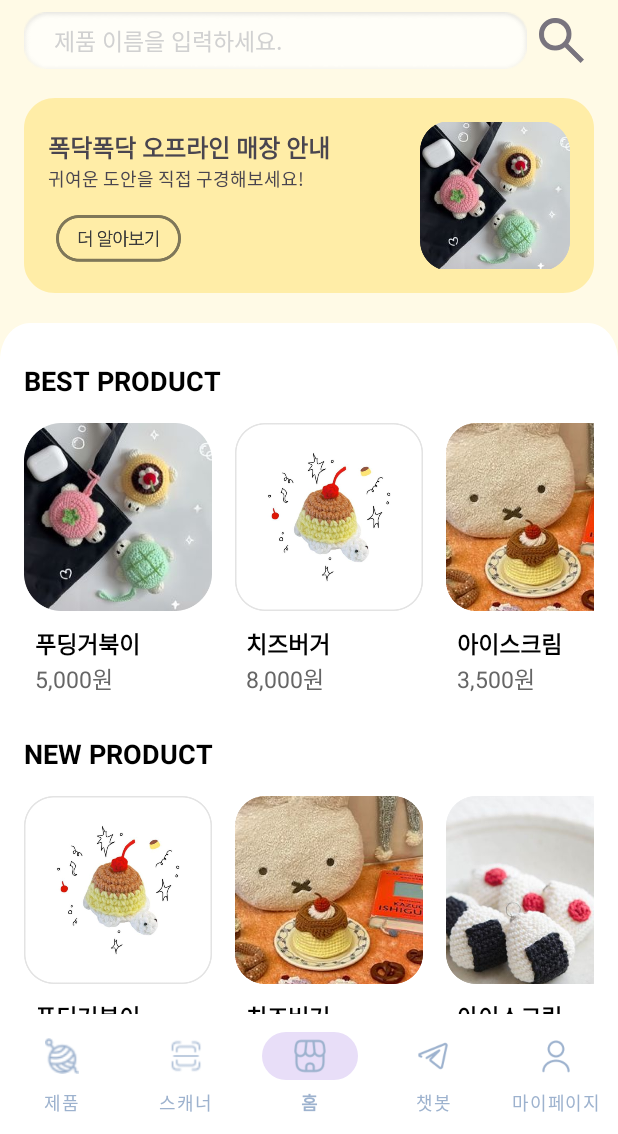
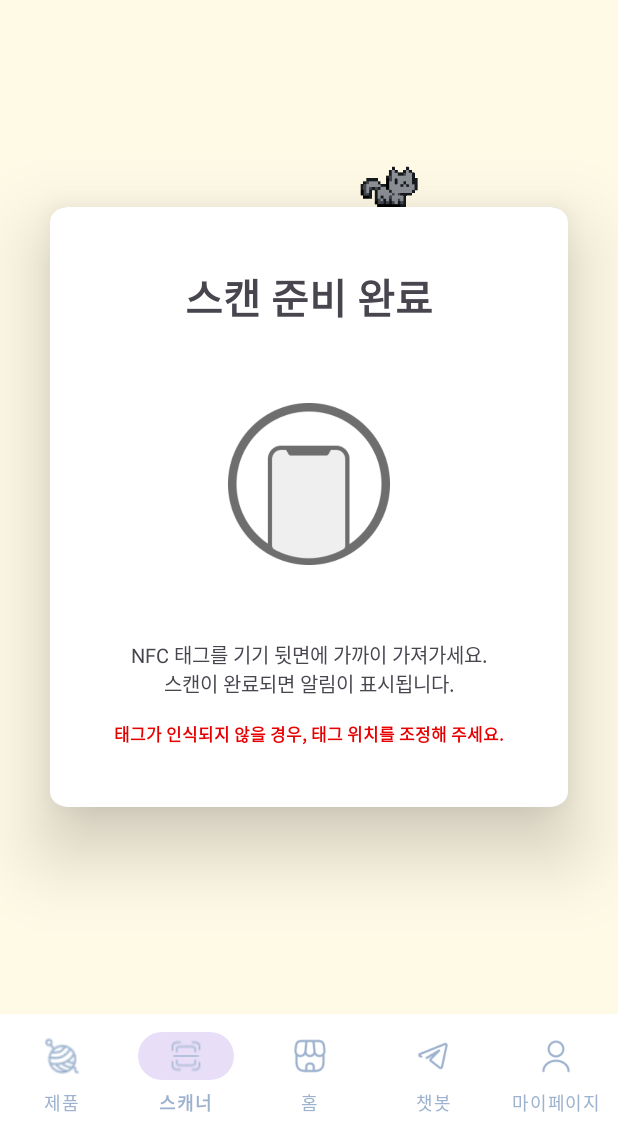
Before and after one commit to zuhugirlfuran/PogDagPogDag, an Android app: the MainActivity screen opened directly, with no data from a screen before it, item 2 of the bottom bar chosen, on a phone screen of 412 x 824 dp, the part 102-1236 px from its top. Run offline under Robolectric (Android 15) with nearby library versions, the light colour scheme and no system bars.

Commit message:
Scanner UI 구현

```diff
--- a/snuggle_final_app/app/build.gradle.kts
+++ b/snuggle_final_app/app/build.gradle.kts
@@ -57,4 +57,7 @@ dependencies {
     // Glide
     implementation("com.github.bumptech.glide:glide:4.11.0")
     annotationProcessor("com.github.bumptech.glide:compiler:4.11.0")
+
+    implementation("pl.droidsonroids.gif:android-gif-drawable:1.2.25")
+
 }
--- a/snuggle_final_app/app/src/main/AndroidManifest.xml
+++ b/snuggle_final_app/app/src/main/AndroidManifest.xml
@@ -1,6 +1,9 @@
 <?xml version="1.0" encoding="utf-8"?>
 <manifest xmlns:android="http://schemas.android.com/apk/res/android"
     xmlns:tools="http://schemas.android.com/tools">
+
+    <uses-permission android:name="android.permission.INTERNET" />
+
 
     <application
         android:allowBackup="true"
--- a/snuggle_final_app/app/src/main/java/com/ssafy/snuggle_final_app/MainActivity.kt
+++ b/snuggle_final_app/app/src/main/java/com/ssafy/snuggle_final_app/MainActivity.kt
@@ -6,9 +6,11 @@ import android.os.Bundle
 import android.widget.ImageButton
 import android.widget.Toast
 import androidx.appcompat.app.AppCompatActivity
+import androidx.fragment.app.Fragment
 import com.ssafy.snuggle_final_app.databinding.ActivityMainBinding
 import com.ssafy.snuggle_final_app.main.MainFragment
 import com.ssafy.snuggle_final_app.main.NotificationActivity
+import com.ssafy.snuggle_final_app.scanner.ScannerFragment
 
 class MainActivity : AppCompatActivity() {
     private lateinit var binding: ActivityMainBinding
@@ -34,6 +36,11 @@ class MainActivity : AppCompatActivity() {
                     true
                 }
 
+                R.id.scanner -> {
+                    replaceFragment(ScannerFragment())
+                    true
+                }
+
                 else -> false
             }
         }
@@ -53,9 +60,15 @@ class MainActivity : AppCompatActivity() {
 
 
     // 프래그먼트 교체 함수
-    private fun replaceFragment(mainFragment: MainFragment) {
+    public fun replaceFragment(mainFragment: Fragment) {
         supportFragmentManager.beginTransaction()
             .replace(R.id.main_frameLayout, mainFragment)
             .commit()
+
+//        if (fragment is HideBottomNavFragment) {
+//            bottomNavigationView.visibility = View.GONE
+//        } else {
+//            bottomNavigationView.visibility = View.VISIBLE
+//        }
     }
 }
--- /dev/null
+++ b/snuggle_final_app/app/src/main/java/com/ssafy/snuggle_final_app/scanner/ScannerFragment.kt
@@ -0,0 +1,41 @@
+package com.ssafy.snuggle_final_app.scanner
+
+import android.os.Bundle
+import android.view.LayoutInflater
+import android.view.View
+import android.view.ViewGroup
+import androidx.fragment.app.Fragment
+import com.ssafy.snuggle_final_app.R
+import com.ssafy.snuggle_final_app.databinding.FragmentScannerBinding
+
+
+class ScannerFragment : Fragment() {
+    private var _binding: FragmentScannerBinding? = null
+    private val binding get() = _binding!!
+
+    override fun onCreate(savedInstanceState: Bundle?) {
+        super.onCreate(savedInstanceState)
+
+    }
+
+    override fun onCreateView(
+        inflater: LayoutInflater, container: ViewGroup?,
+        savedInstanceState: Bundle?
+    ): View? {
+        _binding = FragmentScannerBinding.inflate(inflater, container, false)
+
+        // TODO: NFC 스캔 후 해당하는 제품 영상으로 이동하는 것으로 수정해야함
+        binding.scannerLlReadypage.setOnClickListener {
+            val bannerTransaction = parentFragmentManager.beginTransaction()
+            bannerTransaction.replace(R.id.main_frameLayout, ScannerVideoFragment())
+            bannerTransaction.addToBackStack(null)
+            bannerTransaction.commit()
+        }
+
+
+
+        return binding.root
+    }
+
+
+}
--- a/snuggle_final_app/app/src/main/res/drawable/main_white_background.xml
+++ b/snuggle_final_app/app/src/main/res/drawable/main_white_background.xml
@@ -2,7 +2,7 @@
     xmlns:android="http://schemas.android.com/apk/res/android"
     xmlns:aapt="http://schemas.android.com/aapt"
     android:width="412dp"
-    android:height="700dp"
+    android:height="566dp"
     android:viewportWidth="412"
     android:viewportHeight="566"
     >
--- /dev/null
+++ b/snuggle_final_app/app/src/main/res/drawable/scanner_ready_background.xml
@@ -0,0 +1,27 @@
+<layer-list xmlns:android="http://schemas.android.com/apk/res/android">
+    <!-- 그림자 효과 -->
+    <item>
+        <shape android:shape="rectangle">
+            <solid android:color="#B3B3B3" /> <!-- 그림자 색상 -->
+            <corners android:radius="12dp" /> <!-- 모서리 둥글기 -->
+        </shape>
+    </item>
+
+    <!-- 원래 벡터 이미지 -->
+    <item>
+        <vector
+            xmlns:android="http://schemas.android.com/apk/res/android"
+            android:width="345dp"
+            android:height="474dp"
+            android:viewportWidth="345"
+            android:viewportHeight="474">
+            <group>
+                <clip-path
+                    android:pathData="M12 0H333C339.627 0 345 5.37258 345 12V462C345 468.627 339.627 474 333 474H12C5.37258 474 0 468.627 0 462V12C0 5.37258 5.37258 0 12 0Z" />
+                <path
+                    android:pathData="M0 0V474H345V0"
+                    android:fillColor="#FFFFFF" />
+            </group>
+        </vector>
+    </item>
+</layer-list>
--- /dev/null
+++ b/snuggle_final_app/app/src/main/res/layout/fragment_scanner.xml
@@ -0,0 +1,66 @@
+<?xml version="1.0" encoding="utf-8"?>
+<LinearLayout xmlns:android="http://schemas.android.com/apk/res/android"
+    xmlns:tools="http://schemas.android.com/tools"
+    android:layout_width="match_parent"
+    android:layout_height="match_parent"
+    android:layout_marginTop="-76dp"
+    android:clipToPadding="false"
+    android:gravity="center"
+    android:orientation="vertical"
+    android:paddingLeft="33dp"
+    android:paddingRight="33dp"
+    tools:context=".scanner.ScannerFragment">
+
+
+    <pl.droidsonroids.gif.GifImageView
+        android:id="@+id/gifImageView"
+        android:layout_width="85dp"
+        android:layout_height="76dp"
+        android:layout_gravity="center"
+        android:layout_marginLeft="60dp"
+        android:src="@drawable/jumping_cat" />
+
+    <LinearLayout
+        android:id="@+id/scanner_ll_readypage"
+        android:layout_width="match_parent"
+        android:layout_height="400dp"
+        android:background="@drawable/scanner_ready_background"
+        android:elevation="30dp"
+        android:gravity="center"
+        android:orientation="vertical">
+
+        <TextView
+            android:layout_width="match_parent"
+            android:layout_height="wrap_content"
+            android:gravity="center_horizontal"
+            android:text="스캔 준비 완료"
+            android:textSize="27dp"
+            android:textStyle="bold" />
+
+        <ImageView
+            android:layout_width="108dp"
+            android:layout_height="108dp"
+            android:layout_marginTop="50dp"
+            android:layout_marginBottom="50dp"
+            android:src="@drawable/scanner_ready_icon" />
+
+        <TextView
+            android:layout_width="match_parent"
+            android:layout_height="wrap_content"
+            android:gravity="center"
+            android:text="NFC 태그를 기기 뒷면에 가까이 가져가세요.\n스캔이 완료되면 알림이 표시됩니다."
+            android:textSize="13dp" />
+
+        <TextView
+            android:layout_width="match_parent"
+            android:layout_height="wrap_content"
+            android:layout_marginTop="15dp"
+            android:gravity="center"
+            android:text="태그가 인식되지 않을 경우, 태그 위치를 조정해 주세요."
+            android:textColor="#E70000"
+            android:textSize="11dp"
+            android:textStyle="bold" />
+    </LinearLayout>
+
+
+</LinearLayout>
```
Also changed, not shown: snuggle_final_app/app/src/main/java/com/ssafy/snuggle_final_app/scanner/ScannerVideoFragment.kt (added, +85 -0 lines), snuggle_final_app/app/src/main/res/drawable/scanner_bookmark_background.xml (added, +23 -0 lines), snuggle_final_app/app/src/main/res/layout/fragment_scanner_video.xml (added, +90 -0 lines), snuggle_final_app/app/src/main/res/drawable/jumping_cat.gif (added), snuggle_final_app/app/src/main/res/drawable/scanner_bookmark_icon.png (added), snuggle_final_app/app/src/main/res/drawable/scanner_bookmark_icon_cliked.png (added), snuggle_final_app/app/src/main/res/drawable/scanner_line.png (added), snuggle_final_app/app/src/main/res/drawable/scanner_ready_icon.png (added).
